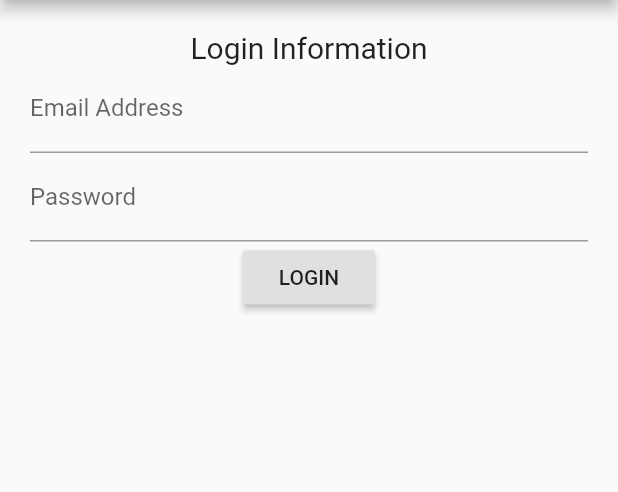
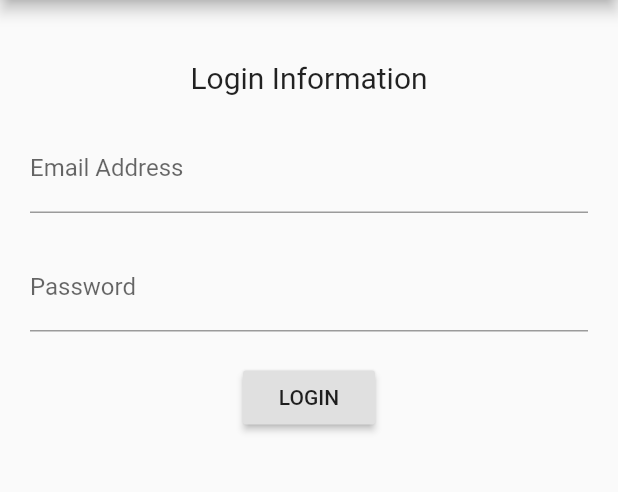
Before and after one commit to abhijithneilabraham/med_track, a Flutter app: the screen it shows after launch, on a phone screen of 412 x 824 dp, the part 84-576 px from its top. Run offline on Flutter 3.47's test engine with Material 2 defaults, Android fonts, the light colour scheme and no system bars.

Commit message:
updated with sizedbox to give spacings in between

```diff
--- a/med_track/lib/login_page.dart
+++ b/med_track/lib/login_page.dart
@@ -19,17 +19,22 @@ class _LoginPageState extends State<LoginPage>{
         padding: EdgeInsets.all(20.0),
         child: Column(
           children: <Widget>[
+            SizedBox(height: 20.0),
             Text(
               'Login Information',
               style: TextStyle(fontSize: 20),
             ),
+            SizedBox(height: 20.0),
             TextFormField(
                 keyboardType: TextInputType.emailAddress,
                 decoration: InputDecoration(labelText: "Email Address")),
+            SizedBox(height: 20.0),
             TextFormField(
                 obscureText: true,
                 decoration: InputDecoration(labelText: "Password")),
+            SizedBox(height: 20.0),
             RaisedButton(child: Text("LOGIN"), onPressed: () {}),
+
           ],
         ),
       ),
```
